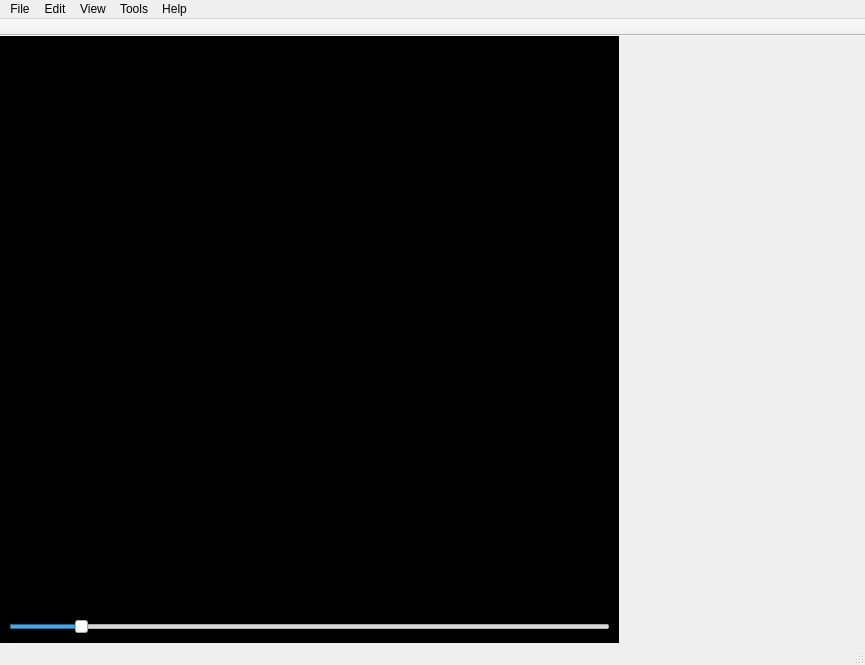
Old version of the form ui/main_window.ui in the repository zkovari/plotlyst.
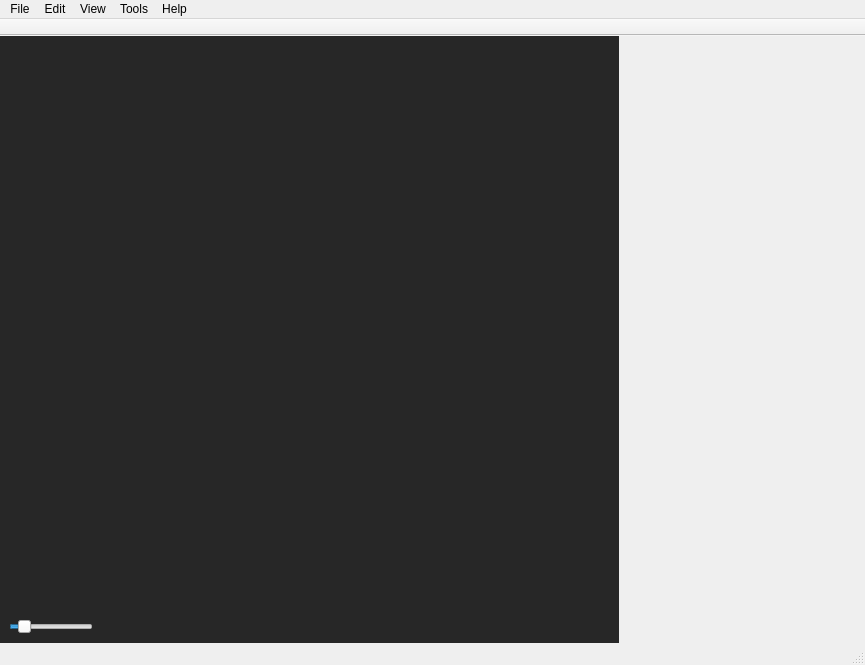
New version of the form.

Diff of the .ui file:
```diff
--- a/ui/main_window.ui
+++ b/ui/main_window.ui
@@ -37,7 +37,7 @@
      <widget class="QStackedWidget" name="stackMainPanels">
       <property name="styleSheet">
        <string notr="true">#pageDistractionFree {
-background-color:  rgb(0, 0, 0);
+background-color: rgb(39, 39, 39);
 }
 
 </string>
@@ -584,6 +584,17 @@
       </widget>
       <widget class="QWidget" name="pageDistractionFree">
        <layout class="QVBoxLayout" name="verticalLayout_13">
+        <item>
+         <widget class="QWidget" name="wdgHeader" native="true">
+          <property name="sizePolicy">
+           <sizepolicy hsizetype="Preferred" vsizetype="Maximum">
+            <horstretch>0</horstretch>
+            <verstretch>0</verstretch>
+           </sizepolicy>
+          </property>
+          <layout class="QHBoxLayout" name="horizontalLayout_4"/>
+         </widget>
+        </item>
         <item>
          <widget class="QWidget" name="wdgDistractionFreeEditor" native="true">
           <layout class="QHBoxLayout" name="horizontalLayout_3"/>
@@ -591,6 +602,12 @@
         </item>
         <item>
          <widget class="QSlider" name="sliderDocWidth">
+          <property name="sizePolicy">
+           <sizepolicy hsizetype="Maximum" vsizetype="Fixed">
+            <horstretch>0</horstretch>
+            <verstretch>0</verstretch>
+           </sizepolicy>
+          </property>
           <property name="styleSheet">
            <string notr="true"/>
           </property>
```
Left out of the diff: 3 changed lines with no effect on the pictures.
